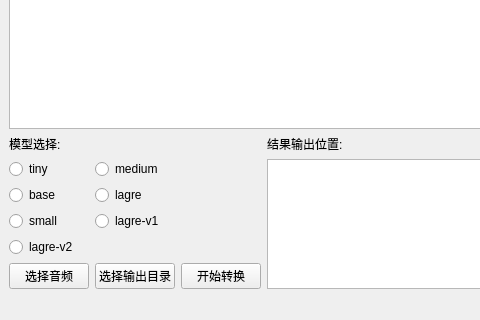
Before: the Qt Designer form main.ui in ArataLee/whisper-app, drawn with Qt 5; both pictures show x 0 to 480 and y 280 to 600 of the 800 by 600 pixel window.
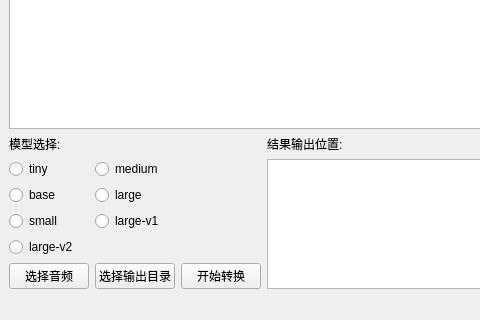
After: the same form once the commit is applied.

```diff
--- a/main.ui
+++ b/main.ui
@@ -66,7 +66,7 @@
     <item row="7" column="1">
      <widget class="QRadioButton" name="modelButtonLargeV1">
       <property name="text">
-       <string>lagre-v1</string>
+       <string>large-v1</string>
       </property>
      </widget>
     </item>
@@ -87,14 +87,14 @@
     <item row="6" column="1">
      <widget class="QRadioButton" name="modelButtonLarge">
       <property name="text">
-       <string>lagre</string>
+       <string>large</string>
       </property>
      </widget>
     </item>
     <item row="8" column="0">
      <widget class="QRadioButton" name="modelButtonLargeV2">
       <property name="text">
-       <string>lagre-v2</string>
+       <string>large-v2</string>
       </property>
      </widget>
     </item>
```
